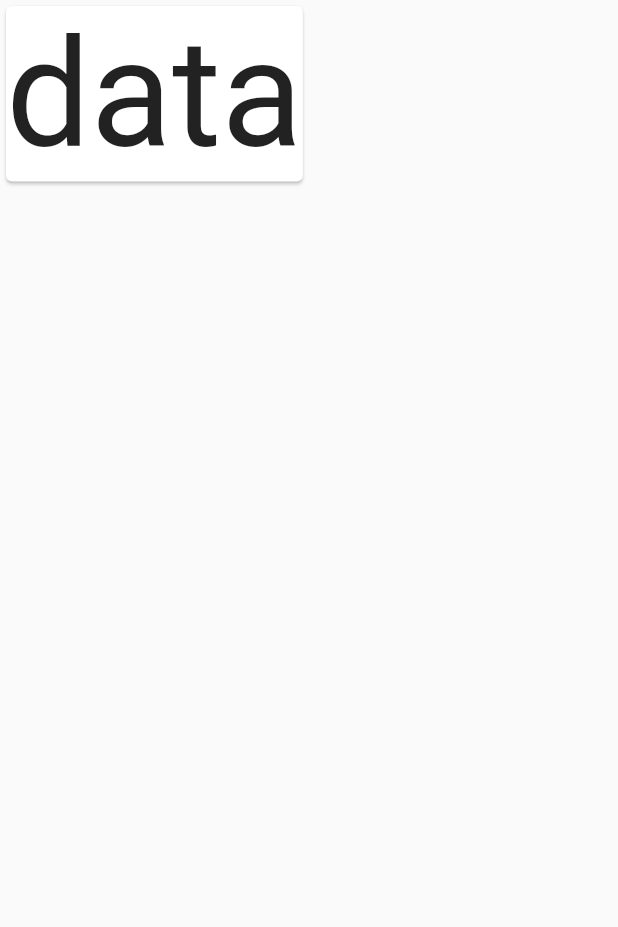
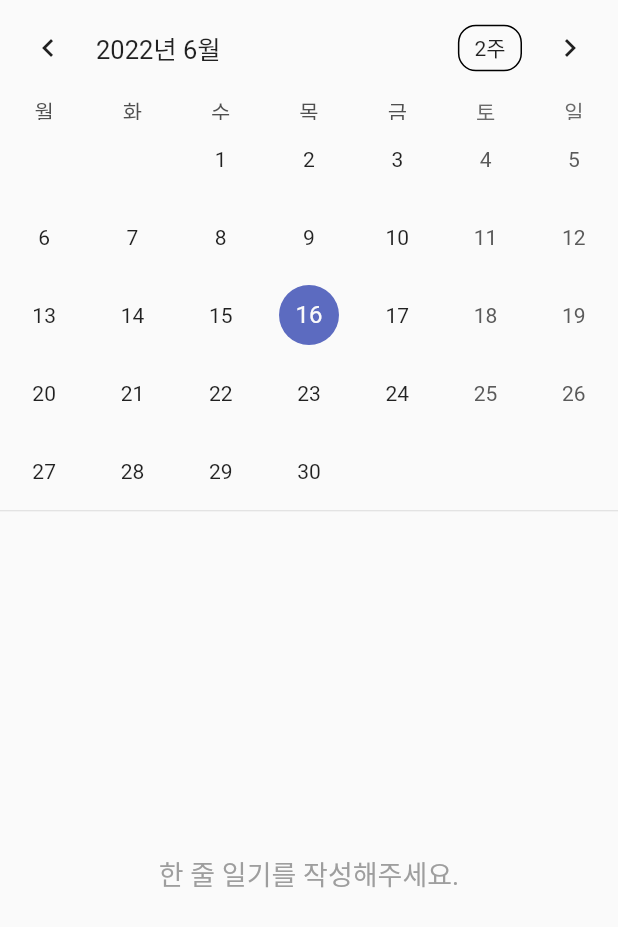
Before and after one commit to 7271kim/flutter, a Flutter app: the screen it shows after launch, on a phone screen of 412 x 824 dp. Shown: the top 927 px of the screen. Run offline on Flutter 3.47's test engine with Material 2 defaults, Android fonts, the phone set to English and light mode, and no system bars; drawn by our look-alikes of table_calendar; our stand-ins replace google_fonts, shared_preferences; Roboto replaces fonts that are missing (Jua).

Commit message:
Calendar 잠시

```diff
--- /dev/null
+++ b/lib/Calendar.dart
@@ -0,0 +1,281 @@
+import 'package:flutter/material.dart';
+import 'package:flutter_application/main.dart';
+import 'package:intl/intl.dart';
+import 'package:provider/provider.dart';
+import 'package:table_calendar/table_calendar.dart';
+
+import 'diary_service.dart';
+
+class Calendar extends StatefulWidget {
+  Calendar({Key? key}) : super(key: key);
+
+  @override
+  State<Calendar> createState() => _CalendarState();
+}
+
+class _CalendarState extends State<Calendar> {
+  late final DateTime _kToday;
+  late final DateTime _kFirstDay;
+  late final DateTime _kLastDay;
+  final String _local = 'ko_KR';
+  final StartingDayOfWeek _startingDayOfWeek = StartingDayOfWeek.monday;
+
+  // create text controller
+  TextEditingController createTextController = TextEditingController();
+
+  // update text controller
+  TextEditingController updateTextController = TextEditingController();
+
+  RangeSelectionMode _rangeSelectionMode = RangeSelectionMode.toggledOff;
+  CalendarFormat _calendarFormat = CalendarFormat.month;
+
+  DateTime? _selectedDay;
+  DateTime? _focusedDay;
+  DateTime? _rangeStart;
+  DateTime? _rangeEnd;
+
+  @override
+  void initState() {
+    super.initState();
+    _kToday = DateTime.now();
+    _selectedDay = _kToday;
+    _kFirstDay = DateTime(_kToday.year - 3, _kToday.month, _kToday.day);
+    _kLastDay = DateTime(_kToday.year + 3, _kToday.month, _kToday.day);
+    _focusedDay = _kToday;
+  }
+
+  @override
+  Widget build(BuildContext context) {
+    return Consumer<DiaryService>(
+      builder: (context, diaryService, child) {
+        List<Diary> diaryList = diaryService.getByDate(_selectedDay!);
+
+        return Column(
+          children: [
+            TableCalendar(
+              firstDay: _kFirstDay,
+              lastDay: _kLastDay,
+              focusedDay: _kToday,
+              locale: _local,
+              selectedDayPredicate: (day) => isSameDay(_selectedDay, day),
+              onDaySelected: _onDaySelected,
+              rangeStartDay: _rangeStart,
+              rangeEndDay: _rangeEnd,
+              calendarFormat: _calendarFormat,
+              rangeSelectionMode: _rangeSelectionMode,
+              eventLoader: (day) => diaryService.getByDate(day),
+              startingDayOfWeek: _startingDayOfWeek,
+              calendarStyle: CalendarStyle(
+                outsideDaysVisible: false,
+                todayTextStyle: TextStyle(color: Colors.black),
+              ),
+              formatAnimationCurve: Curves.easeInOutCirc,
+              formatAnimationDuration: Duration(milliseconds: 300),
+              availableCalendarFormats: const {
+                CalendarFormat.month: '한달',
+                CalendarFormat.twoWeeks: '2주',
+                CalendarFormat.week: '1주'
+              },
+              onRangeSelected: _onRangeSelected,
+              onFormatChanged: (format) {
+                setState(() {
+                  _calendarFormat = format;
+                });
+              },
+              onPageChanged: (focusedDay) {
+                _focusedDay = focusedDay;
+              },
+            ),
+            Divider(height: 1),
+            Expanded(
+              child: diaryList.isEmpty
+                  ? Center(
+                      child: Text(
+                        "한 줄 일기를 작성해주세요.",
+                        style: TextStyle(
+                          color: Colors.grey,
+                          fontSize: 18,
+                        ),
+                      ),
+                    )
+                  : ListView.separated(
+                      itemCount: diaryList.length,
+                      itemBuilder: (context, index) {
+                        // 역순으로 보여주기
+                        int i = diaryList.length - index - 1;
+                        Diary diary = diaryList[i];
+                        return ListTile(
+                          /// text
+                          title: Text(
+                            diary.text,
+                            style: TextStyle(
+                              fontSize: 24,
+                              color: Colors.black,
+                            ),
+                          ),
+
+                          /// createdAt
+                          trailing: Text(
+                            DateFormat('kk:mm').format(diary.createdAt),
+                            style: TextStyle(
+                              fontSize: 12,
+                              color: Colors.grey,
+                            ),
+                          ),
+
+                          /// 클릭하여 update
+                          onTap: () {
+                            showUpdateDialog(diaryService, diary);
+                          },
+
+                          /// 꾹 누르면 delete
+                          onLongPress: () {
+                            showDeleteDialog(diaryService, diary);
+                          },
+                        );
+                      },
+                      separatorBuilder: (BuildContext context, int index) {
+                        // item 사이에 Divider 추가
+                        return Divider(height: 1);
+                      },
+                    ),
+            ),
+          ],
+        );
+      },
+    );
+  }
+
+  /// 수정 다이얼로그 보여주기
+  void showUpdateDialog(DiaryService diaryService, Diary diary) {
+    showDialog(
+      context: context,
+      builder: (context) {
+        updateTextController.text = diary.text;
+        return AlertDialog(
+          title: Text("일기 수정"),
+          content: TextField(
+            autofocus: true,
+            controller: updateTextController,
+            // 커서 색상
+            cursorColor: Colors.indigo,
+            decoration: InputDecoration(
+              hintText: "한 줄 일기를 작성해 주세요.",
+              // 포커스 되었을 때 밑줄 색상
+              focusedBorder: UnderlineInputBorder(
+                borderSide: BorderSide(color: Colors.indigo),
+              ),
+            ),
+            onSubmitted: (v) {
+              // 엔터 누를 때 수정하기
+              updateDiary(diaryService, diary);
+              Navigator.pop(context);
+            },
+          ),
+          actions: [
+            /// 취소 버튼
+            TextButton(
+              child: Text(
+                "취소",
+                style: TextStyle(
+                  fontSize: 18,
+                  color: Colors.indigo,
+                ),
+              ),
+              onPressed: () => Navigator.pop(context),
+            ),
+
+            /// 수정 버튼
+            TextButton(
+              child: Text(
+                "수정",
+                style: TextStyle(
+                  fontSize: 18,
+                  color: Colors.indigo,
+                ),
+              ),
+              onPressed: () {
+                // 수정하기
+                updateDiary(diaryService, diary);
+                Navigator.pop(context);
+              },
+            ),
+          ],
+        );
+      },
+    );
+  }
+
+  void updateDiary(DiaryService diaryService, Diary diary) {
+    // 앞뒤 공백 삭제
+    String updatedText = updateTextController.text.trim();
+    if (updatedText.isNotEmpty) {
+      diaryService.update(
+        diary.createdAt,
+        updatedText,
+      );
+    }
+  }
+
+  void showDeleteDialog(DiaryService diaryService, Diary diary) {
+    showDialog(
+      context: context,
+      builder: (context) {
+        updateTextController.text = diary.text;
+        return AlertDialog(
+          title: Text("일기 삭제"),
+          content: Text('"${diary.text}"를 삭제하시겠습니까?'),
+          actions: [
+            TextButton(
+              child: Text(
+                "취소",
+                style: TextStyle(
+                  fontSize: 18,
+                  color: Colors.indigo,
+                ),
+              ),
+              onPressed: () => Navigator.pop(context),
+            ),
+
+            /// Delete
+            TextButton(
+              child: Text(
+                "삭제",
+                style: TextStyle(
+                  fontSize: 18,
+                  color: Colors.indigo,
+                ),
+              ),
+              onPressed: () {
+                diaryService.delete(diary.createdAt);
+                Navigator.pop(context);
+              },
+            ),
+          ],
+        );
+      },
+    );
+  }
+
+  void _onDaySelected(DateTime selectedDay, DateTime focusedDay) {
+    if (!isSameDay(_selectedDay, selectedDay)) {
+      setState(() {
+        _selectedDay = selectedDay;
+        _focusedDay = focusedDay;
+        _rangeStart = null; // Important to clean those
+        _rangeEnd = null;
+        _rangeSelectionMode = RangeSelectionMode.toggledOff;
+      });
+    }
+  }
+
+  void _onRangeSelected(DateTime? start, DateTime? end, DateTime focusedDay) {
+    setState(() {
+      _selectedDay = null;
+      _focusedDay = focusedDay;
+      _rangeStart = start;
+      _rangeEnd = end;
+      _rangeSelectionMode = RangeSelectionMode.toggledOn;
+    });
+  }
+}
--- /dev/null
+++ b/lib/diary_service.dart
@@ -0,0 +1,58 @@
+import 'dart:collection';
+import 'dart:convert';
+
+import 'package:flutter/material.dart';
+import 'package:shared_preferences/shared_preferences.dart';
+import 'package:table_calendar/table_calendar.dart';
+
+class Diary {
+  String text; // 내용
+  DateTime createdAt; // 작성 시간
+
+  Diary({
+    required this.text,
+    required this.createdAt,
+  });
+}
+
+class DiaryService extends ChangeNotifier {
+  final SharedPreferences _prefs;
+  LinkedHashMap<DateTime, List<Diary>> diaryList =
+      LinkedHashMap<DateTime, List<Diary>>(
+    equals: isSameDay,
+    hashCode: (key) => key.day * 1000000 + key.month * 10000 + key.year,
+  );
+
+  DiaryService(this._prefs) {
+    Map<String, dynamic> savedDiary =
+        jsonDecode(_prefs.getString("savedDiary")!) ?? {};
+
+    savedDiary.forEach((key, value) {
+      DateTime time = DateTime.parse(key);
+      diaryList[time] = value;
+    });
+  }
+
+  /// 특정 날짜의 diary 조회
+  List<Diary> getByDate(DateTime date) {
+    return diaryList[date] ?? [];
+  }
+
+  /// Diary 작성
+  void create(String text, DateTime selectedDate) {
+    if (diaryList[selectedDate] == null) {
+      diaryList[selectedDate] = [];
+    }
+    diaryList[selectedDate]!.add(Diary(text: text, createdAt: selectedDate));
+  }
+
+  /// Diary 수정
+  void update(DateTime createdAt, String newContent) {
+    // TODO
+  }
+
+  /// Diary 삭제
+  void delete(DateTime createdAt) {
+    // TODO
+  }
+}
--- a/lib/home_page.dart
+++ b/lib/home_page.dart
@@ -1,37 +1,21 @@
-import 'package:flutter/cupertino.dart';
 import 'package:flutter/material.dart';
-import 'feed.dart';
+import 'package:provider/provider.dart';
 
-class Homepage extends StatefulWidget {
+import 'Calendar.dart';
+
+class HomePage extends StatefulWidget {
+  const HomePage({Key? key}) : super(key: key);
+
   @override
-  State<Homepage> createState() => _HomepageState();
+  State<HomePage> createState() => _HomePageState();
 }
 
-class _HomepageState extends State<Homepage> {
+class _HomePageState extends State<HomePage> {
   @override
   Widget build(BuildContext context) {
-    return DefaultTabController(
-      initialIndex: 1,
-      length: 3,
-      child: Builder(
-        builder: (context) {
-          DefaultTabController.of(context)?.addListener(() {
-            setState(() {});
-          });
-
-          return Scaffold(
-            body: Stack(
-              children: [
-                Card(
-                  child: Text(
-                    "data",
-                    style: TextStyle(color: Colors.black),
-                  ),
-                )
-              ],
-            ),
-          );
-        },
+    return SafeArea(
+      child: Scaffold(
+        body: Calendar(),
       ),
     );
   }
--- a/lib/main.dart
+++ b/lib/main.dart
@@ -1,10 +1,24 @@
-import 'dart:ui';
+import 'package:flutter/material.dart';
+import 'package:google_fonts/google_fonts.dart';
+import 'package:provider/provider.dart';
+import 'package:shared_preferences/shared_preferences.dart';
+import 'diary_service.dart';
+import 'home_page.dart';
+import 'package:intl/date_symbol_data_local.dart';
 
-import 'package:flutter/material.dart';
-import 'home_page.dart';
+Future<void> main() async {
+  WidgetsFlutterBinding.ensureInitialized();
+  SharedPreferences prefs = await SharedPreferences.getInstance();
+  prefs.setString("savedDiary", "{}");
 
-void main() {
-  runApp(MyApp());
+  initializeDateFormatting().then((_) => runApp(
+        MultiProvider(
+          providers: [
+            ChangeNotifierProvider(create: (context) => DiaryService(prefs)),
+          ],
+          child: const MyApp(),
+        ),
+      ));
 }
 
 class MyApp extends StatelessWidget {
@@ -13,16 +27,11 @@ class MyApp extends StatelessWidget {
   @override
   Widget build(BuildContext context) {
     return MaterialApp(
-      title: 'Shazam',
-      theme: ThemeData(primarySwatch: Colors.blue),
-      home: Scaffold(
-        body: Card(
-          child: Text(
-            'data',
-            style: TextStyle(fontSize: 100),
-          ),
-        ),
+      debugShowCheckedModeBanner: false,
+      theme: ThemeData(
+        textTheme: GoogleFonts.getTextTheme('Jua'),
       ),
+      home: HomePage(),
     );
   }
 }
```
Also changed, not shown: pubspec.yaml (+11 -63 lines), pubspec.lock.
